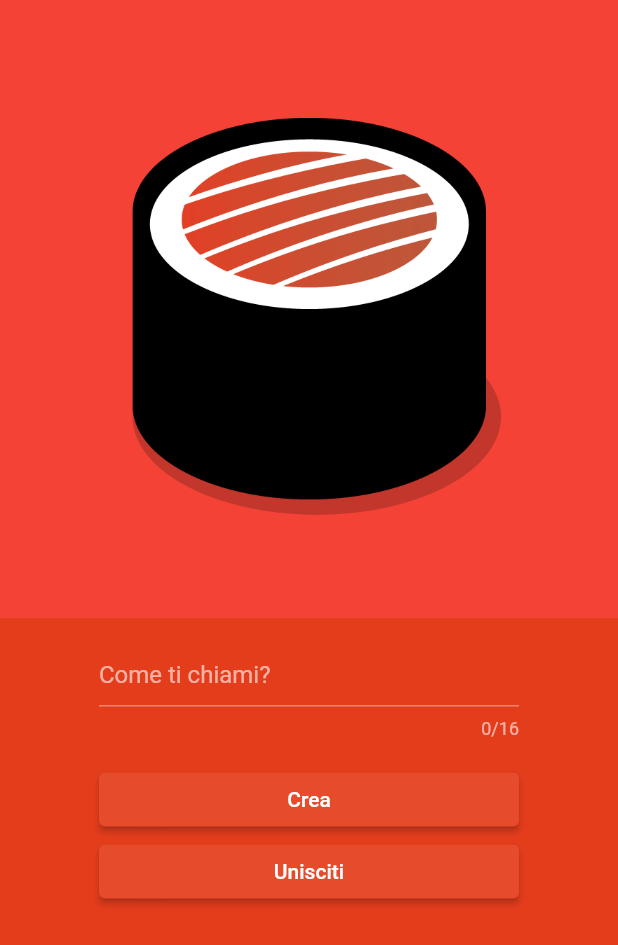
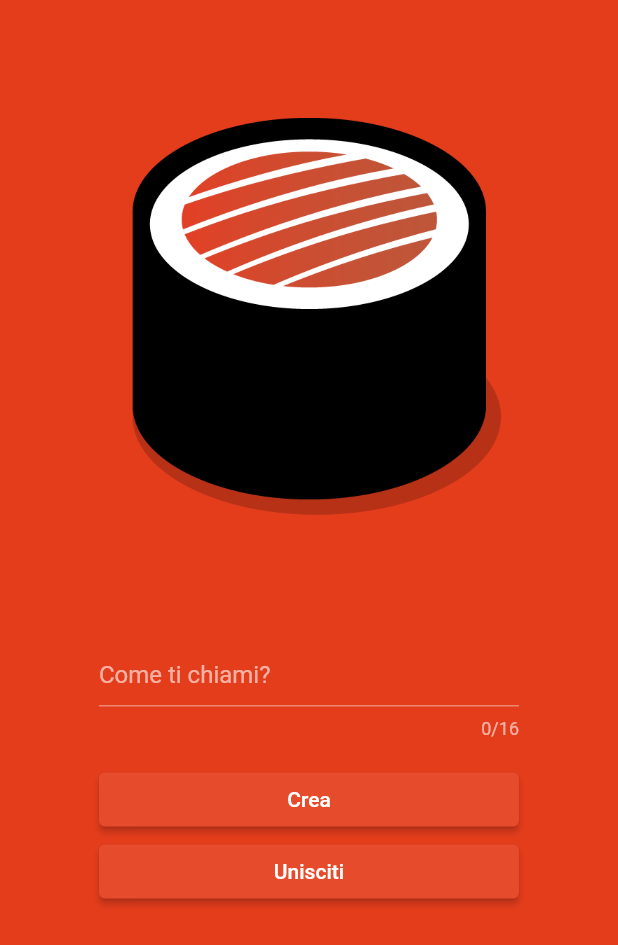
Before and after one commit to pierluigizagaria/all-you-can-eat-together, a Flutter app: the screen it shows after launch, on a phone screen of 412 x 824 dp. Shown: the top 945 px of the screen. Run offline on Flutter 3.47's test engine with Material 2 defaults, Android fonts, the phone set to English and light mode, and no system bars; our stand-ins replace cloud_firestore, firebase_auth, firebase_core, flutter_spinkit, qr_flutter; missing offline and left inert: qr_code_scanner, random_color; accounts and stored records are empty; network calls fail.

Commit message:
Fixed colors from theme

```diff
--- a/lib/screens/home/home.dart
+++ b/lib/screens/home/home.dart
@@ -120,7 +120,7 @@ class _HomeScreenState extends State<HomeScreen> {
               child: Column(
                 children: [
                   Container(
-                    color: Colors.red,
+                    color: Theme.of(context).primaryColor,
                     child: Padding(
                       padding: EdgeInsets.only(
                           top: MediaQuery.of(context).padding.top),
@@ -168,8 +168,9 @@ class _HomeScreenState extends State<HomeScreen> {
                                 },
                           child: !_creatingTable
                               ? const Text('Crea')
-                              : const SpinKitRing(
-                                  color: Colors.white,
+                              : SpinKitRing(
+                                  color:
+                                      Theme.of(context).colorScheme.onPrimary,
                                   lineWidth: 3,
                                   size: 20,
                                 ),
```
